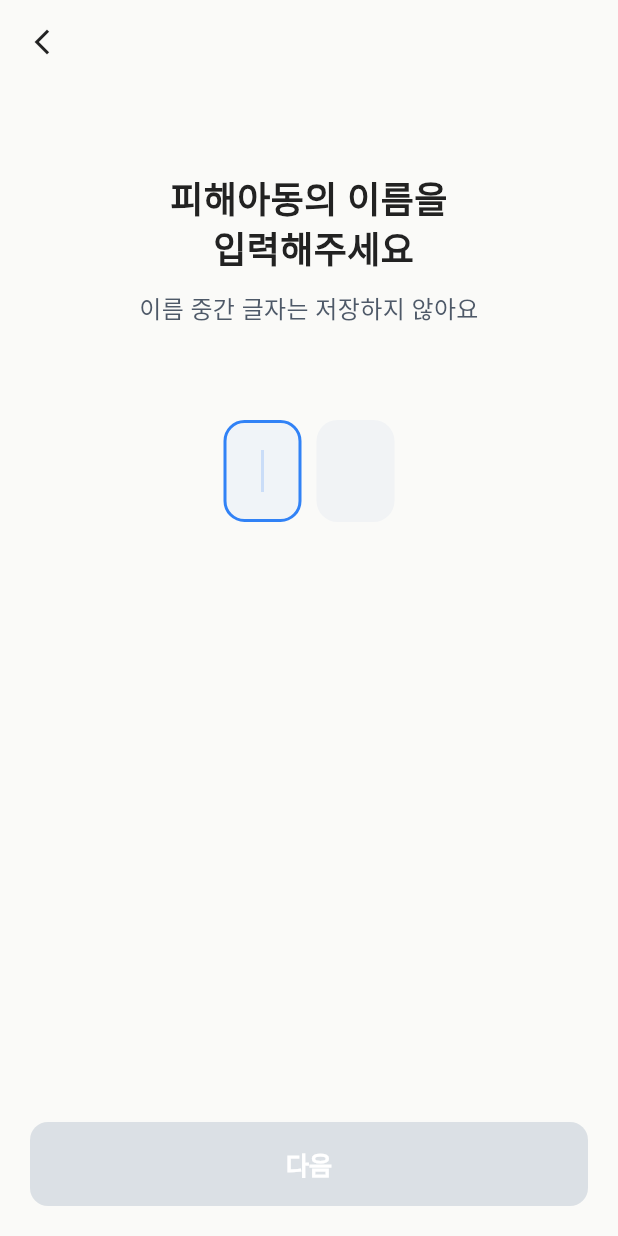
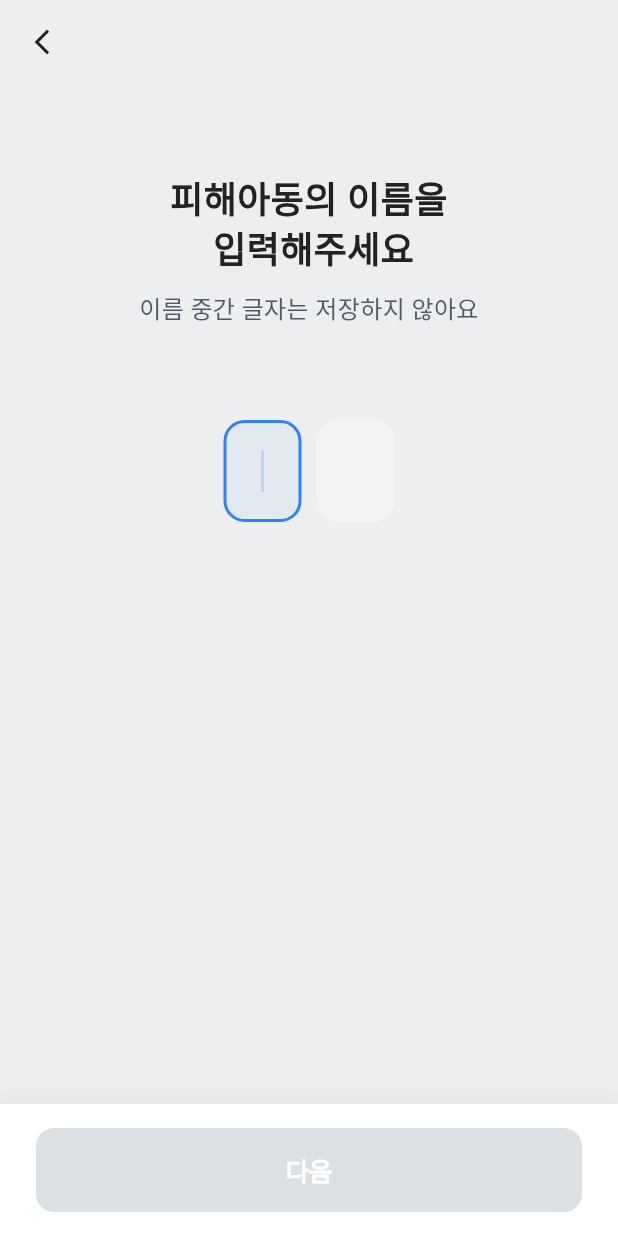
Before and after one commit to roddbstn/Dash-, a Flutter app: the screen it shows once a user with an empty profile is signed in, after a tap on "+ 사례 생성", on a phone screen of 412 x 824 dp. Run offline on Flutter 3.47's test engine with Material 3 defaults, Android fonts, the phone set to English and light mode, and no system bars; our stand-ins replace firebase_auth, firebase_core, firebase_messaging, flutter_local_notifications, google_sign_in, share_plus and 1 more; missing offline and left inert: encrypt; accounts and stored records are empty; network calls fail; Roboto replaces fonts that are missing (Pretendard).

Commit message:
feat: enhance UI interactions and layouts

```diff
--- a/dash_mobile/lib/api_service.dart
+++ b/dash_mobile/lib/api_service.dart
@@ -113,7 +113,6 @@ class ApiService {
 
   static Future<List<dynamic>> fetchRecords() async {
     final userId = await StorageService.getUserId();
-    if (userId == null) return [];
     try {
       final response = await http.get(Uri.parse('$baseUrl/records/user/$userId'));
       if (response.statusCode == 200) {
--- a/dash_mobile/lib/create_case_screen.dart
+++ b/dash_mobile/lib/create_case_screen.dart
@@ -157,9 +157,20 @@ class _CreateCaseScreenState extends State<CreateCaseScreen> with SingleTickerPr
         ),
       ),
     ),
-    bottomNavigationBar: SafeArea(
-        child: Padding(
-          padding: const EdgeInsets.fromLTRB(20, 0, 20, 20),
+      bottomNavigationBar: Container(
+        decoration: BoxDecoration(
+          color: Colors.white,
+          boxShadow: [
+            BoxShadow(
+              color: Colors.black.withValues(alpha: 0.05),
+              blurRadius: 10,
+              offset: const Offset(0, -4),
+            ),
+          ],
+        ),
+        child: SafeArea(
+          child: Padding(
+            padding: const EdgeInsets.fromLTRB(24, 16, 24, 16),
             child: DashButton(
               onTap: _isNextEnabled ? _handleNext : null,
               text: _currentStep == 1 ? '다음' : '저장',
@@ -167,7 +178,7 @@ class _CreateCaseScreenState extends State<CreateCaseScreen> with SingleTickerPr
               height: 56,
               borderRadius: 12,
             ),
-
+          ),
         ),
       ),
     );
--- a/dash_mobile/lib/home_screen.dart
+++ b/dash_mobile/lib/home_screen.dart
@@ -28,6 +28,7 @@ class _HomeScreenState extends State<HomeScreen> with WidgetsBindingObserver {
   List<dynamic> _cases = [];
   List<dynamic> _notifications = [];
   bool _isSelectionMode = false;
+  bool _isPlusPressed = false;
   final List<int> _selectedCaseIds = [];
 
   // Real-time event subscription
@@ -804,14 +805,10 @@ class _HomeScreenState extends State<HomeScreen> with WidgetsBindingObserver {
         scrolledUnderElevation: 0,
         centerTitle: false,
         titleSpacing: 20,
-        title: const Text(
-          'DASH',
-          style: TextStyle(
-            color: AppColors.primary,
-            fontWeight: FontWeight.w900,
-            fontSize: 22,
-            letterSpacing: -0.4,
-          ),
+        title: Image.asset(
+          'assets/icons/logo.png',
+          height: 28, // height can be adjusted later if needed
+          fit: BoxFit.contain,
         ),
       ),
       bottomNavigationBar: BottomNavigationBar(
@@ -1335,7 +1332,7 @@ class _HomeScreenState extends State<HomeScreen> with WidgetsBindingObserver {
             constraints: BoxConstraints(minHeight: constraints.maxHeight),
             child: IntrinsicHeight(
               child: Padding(
-                padding: const EdgeInsets.fromLTRB(20, 0, 20, 12),
+                padding: const EdgeInsets.fromLTRB(20, 16, 20, 12),
                 child: Column(
                   children: [
                     _InfoBanner(),
@@ -1349,38 +1346,36 @@ class _HomeScreenState extends State<HomeScreen> with WidgetsBindingObserver {
                             begin: Alignment.bottomCenter,
                             end: Alignment.topCenter,
                             colors: [
-                              const Color(0xFFC7E0FF).withValues(alpha: 0.25),
+                              const Color(0xFF90C2FF).withValues(alpha: 0.55),
                               Colors.white,
                             ],
-                            stops: const [0.0, 0.35],
+                            stops: const [0.0, 0.65],
                           ),
                           border: Border.all(
-                            color: AppColors.primary.withValues(alpha: 0.1),
-                            width: 1.2,
-                          ),
-                          boxShadow: [
-                            BoxShadow(
-                              color: AppColors.primary.withValues(
-                                alpha: 0.06,
-                              ),
-                              blurRadius: 24,
-                              offset: const Offset(0, 12),
-                            ),
-                          ],
+                            color: Colors.black.withValues(alpha: 0.05),
+                          ),
                         ),
                         child: Column(
                           mainAxisSize: MainAxisSize.min,
                           children: [
-                            Container(
+                            GestureDetector(
+                              onTapDown: (_) => setState(() => _isPlusPressed = true),
+                              onTapUp: (_) => setState(() => _isPlusPressed = false),
+                              onTapCancel: () => setState(() => _isPlusPressed = false),
+                              onTap: _showCaseSelectionModal,
+                              child: AnimatedScale(
+                                scale: _isPlusPressed ? 0.94 : 1.0,
+                                duration: const Duration(milliseconds: 100),
+                                curve: Curves.easeOutCubic,
+                                child: AnimatedContainer(
+                                  duration: const Duration(milliseconds: 100),
                                   padding: const EdgeInsets.all(14),
                                   decoration: BoxDecoration(
-                                color: Colors.white,
+                                    color: _isPlusPressed ? const Color(0xFFF2F4F6) : Colors.white,
                                     shape: BoxShape.circle,
-                                boxShadow: [
+                                    boxShadow: _isPlusPressed ? [] : [
                                       BoxShadow(
-                                    color: AppColors.primary.withValues(
-                                      alpha: 0.15,
-                                    ),
+                                        color: AppColors.primary.withValues(alpha: 0.15),
                                         blurRadius: 15,
                                         offset: const Offset(0, 4),
                                       ),
@@ -1390,6 +1385,8 @@ class _HomeScreenState extends State<HomeScreen> with WidgetsBindingObserver {
                                     Icons.add_circle_outline,
                                     color: AppColors.primary,
                                     size: 36,
+                                  ),
+                                ),
                               ),
                             ),
                             const SizedBox(height: 30),
@@ -1413,6 +1410,7 @@ class _HomeScreenState extends State<HomeScreen> with WidgetsBindingObserver {
                             style: TextStyle(
                               fontSize: 20,
                               fontWeight: FontWeight.w800,
+                              letterSpacing: -0.4,
                             ),
                           ),
                         ),
@@ -1519,10 +1517,9 @@ class _PressableCaseCardState extends State<_PressableCaseCard> {
           decoration: BoxDecoration(
             color: _isPressed ? const Color(0xFFF2F4F6) : Colors.white,
             borderRadius: BorderRadius.circular(20),
-            border: Border.all(
-              color: widget.isSelected ? AppColors.primary : AppColors.border,
-              width: widget.isSelected ? 2 : 1,
-            ),
+            border: widget.isSelected
+                ? Border.all(color: AppColors.primary, width: 2)
+                : Border.all(color: Colors.black.withValues(alpha: 0.05)),
             boxShadow: _isPressed ? [] : [
               BoxShadow(
                 color: Colors.black.withValues(alpha: 0.04),
@@ -1589,39 +1586,132 @@ class _PressableCaseCardState extends State<_PressableCaseCard> {
   }
 }
 
-class _InfoBanner extends StatelessWidget {
-
+class _InfoBanner extends StatefulWidget {
   const _InfoBanner();
+
+  @override
+  State<_InfoBanner> createState() => _InfoBannerState();
+}
+
+class _InfoBannerState extends State<_InfoBanner> {
+  bool _isLeftPressed = false;
+  bool _isRightPressed = false;
 
   @override
   Widget build(BuildContext context) {
-    return Container(
+    final bool isAnyPressed = _isLeftPressed || _isRightPressed;
+
+    return AnimatedScale(
+      scale: isAnyPressed ? 0.98 : 1.0,
+      duration: const Duration(milliseconds: 100),
+      curve: Curves.easeOutCubic,
+      child: AnimatedContainer(
+        duration: const Duration(milliseconds: 100),
         width: double.infinity,
-      padding: const EdgeInsets.symmetric(horizontal: 15, vertical: 18),
         decoration: BoxDecoration(
-        color: const Color(0xFFEDF3FB),
-        borderRadius: BorderRadius.circular(14),
-      ),
+          color: Colors.white,
+          borderRadius: BorderRadius.circular(20),
+          border: Border.all(color: Colors.black.withValues(alpha: 0.05)),
+          boxShadow: isAnyPressed ? [] : [
+            BoxShadow(
+              color: Colors.black.withValues(alpha: 0.04),
+              blurRadius: 10,
+              offset: const Offset(0, 4),
+            ),
+          ],
+        ),
+        child: IntrinsicHeight(
           child: Row(
             children: [
-          Icon(
-            Icons.lightbulb_outline_rounded,
-            size: 16,
-            color: AppColors.primary.withValues(alpha: 0.55),
-          ),
-          const SizedBox(width: 8),
-          const Expanded(
-            child: Text(
-              '앱에서 DB를 어떻게 작성하나요?',
+              // Left: 이용 안내
+              Expanded(
+                child: GestureDetector(
+                  onTapDown: (_) => setState(() => _isLeftPressed = true),
+                  onTapUp: (_) => setState(() => _isLeftPressed = false),
+                  onTapCancel: () => setState(() => _isLeftPressed = false),
+                  onTap: () {
+                    // TODO: 이용 안내 화면으로 이동
+                  },
+                  behavior: HitTestBehavior.opaque,
+                  child: AnimatedContainer(
+                    duration: const Duration(milliseconds: 100),
+                    decoration: BoxDecoration(
+                      color: _isLeftPressed ? const Color(0xFFF2F4F6) : Colors.white,
+                      borderRadius: const BorderRadius.only(
+                        topLeft: Radius.circular(20),
+                        bottomLeft: Radius.circular(20),
+                      ),
+                    ),
+                    padding: const EdgeInsets.symmetric(vertical: 22),
+                    child: Row(
+                      mainAxisAlignment: MainAxisAlignment.center,
+                      children: const [
+                        Text('📋', style: TextStyle(fontSize: 17)),
+                        SizedBox(width: 7),
+                        Text(
+                          '이용 안내',
                           style: TextStyle(
-                fontSize: 14,
-                fontWeight: FontWeight.w500,
-                color: Color.fromARGB(255, 80, 93, 109),
-                letterSpacing: -0.2,
-              ),
-            ),
-          ),
-        ],
+                            fontSize: 15,
+                            fontWeight: FontWeight.w600,
+                            color: Color(0xFF222222),
+                            letterSpacing: -0.3,
+                          ),
+                        ),
+                      ],
+                    ),
+                  ),
+                ),
+              ),
+              // Vertical divider
+              Padding(
+                padding: const EdgeInsets.symmetric(vertical: 12),
+                child: Container(
+                  width: 1,
+                  color: AppColors.bg, // 배경색과 동일한 색으로 변경
+                ),
+              ),
+              // Right: 개인 정보
+              Expanded(
+                child: GestureDetector(
+                  onTapDown: (_) => setState(() => _isRightPressed = true),
+                  onTapUp: (_) => setState(() => _isRightPressed = false),
+                  onTapCancel: () => setState(() => _isRightPressed = false),
+                  onTap: () {
+                    // TODO: 개인 정보 화면으로 이동
+                  },
+                  behavior: HitTestBehavior.opaque,
+                  child: AnimatedContainer(
+                    duration: const Duration(milliseconds: 100),
+                    decoration: BoxDecoration(
+                      color: _isRightPressed ? const Color(0xFFF2F4F6) : Colors.white,
+                      borderRadius: const BorderRadius.only(
+                        topRight: Radius.circular(20),
+                        bottomRight: Radius.circular(20),
+                      ),
+                    ),
+                    padding: const EdgeInsets.symmetric(vertical: 22),
+                    child: Row(
+                      mainAxisAlignment: MainAxisAlignment.center,
+                      children: const [
+                        Text('🔒', style: TextStyle(fontSize: 17)),
+                        SizedBox(width: 7),
+                        Text(
+                          '개인 정보',
+                          style: TextStyle(
+                            fontSize: 15,
+                            fontWeight: FontWeight.w600,
+                            color: Color(0xFF222222),
+                            letterSpacing: -0.3,
+                          ),
+                        ),
+                      ],
+                    ),
+                  ),
+                ),
+              ),
+            ],
+          ),
+        ),
       ),
     );
   }
@@ -1649,6 +1739,7 @@ class _SwipeableDraftCardState extends State<_SwipeableDraftCard>
   late Animation<double> _animation;
   double _dragOffset = 0;
   static const double _maxSwipe = 90.0;
+  bool _isCardPressed = false;
 
   @override
   void initState() {
@@ -1701,7 +1792,11 @@ class _SwipeableDraftCardState extends State<_SwipeableDraftCard>
       animation: _animation,
       builder: (context, child) {
         final offset = _controller.isAnimating ? _animation.value : _dragOffset;
-        return Container(
+        return AnimatedScale(
+          scale: _isCardPressed ? 0.98 : 1.0,
+          duration: const Duration(milliseconds: 100),
+          curve: Curves.easeOutCubic,
+          child: Container(
             margin: const EdgeInsets.only(bottom: 12),
             child: Stack(
               children: [
@@ -1740,18 +1835,22 @@ class _SwipeableDraftCardState extends State<_SwipeableDraftCard>
                 child: GestureDetector(
                   onHorizontalDragUpdate: _onHorizontalDragUpdate,
                   onHorizontalDragEnd: _onHorizontalDragEnd,
+                  onTapDown: (_) => setState(() => _isCardPressed = true),
+                  onTapUp: (_) => setState(() => _isCardPressed = false),
+                  onTapCancel: () => setState(() => _isCardPressed = false),
                   onTap: widget.onTap,
-                  child: Container(
+                  child: AnimatedContainer(
+                    duration: const Duration(milliseconds: 100),
                       padding: const EdgeInsets.all(20),
                       decoration: BoxDecoration(
-                      color: Colors.white,
+                        color: _isCardPressed ? const Color(0xFFF2F4F6) : Colors.white,
                         borderRadius: BorderRadius.circular(24),
-                      border: Border.all(color: const Color(0xFFF2F4F6)),
-                      boxShadow: [
+                        border: Border.all(color: Colors.black.withValues(alpha: 0.05)),
+                        boxShadow: _isCardPressed ? [] : [
                           BoxShadow(
                             color: Colors.black.withValues(alpha: 0.04),
-                          blurRadius: 16,
-                          offset: const Offset(0, 8),
+                            blurRadius: 10,
+                            offset: const Offset(0, 4),
                           ),
                         ],
                       ),
@@ -1844,8 +1943,9 @@ class _SwipeableDraftCardState extends State<_SwipeableDraftCard>
               ),
             ],
           ),
-        );
-      },
-    );
-  }
-}
+          ),
+        );
+      },
+    );
+  }
+}
--- a/dash_mobile/lib/login_screen.dart
+++ b/dash_mobile/lib/login_screen.dart
@@ -2,7 +2,6 @@ import 'package:flutter/material.dart';
 import 'package:firebase_auth/firebase_auth.dart';
 import 'package:google_sign_in/google_sign_in.dart';
 import 'package:dash_mobile/theme.dart';
-import 'package:dash_mobile/home_screen.dart';
 
 class LoginScreen extends StatefulWidget {
   const LoginScreen({super.key});
--- a/dash_mobile/lib/theme.dart
+++ b/dash_mobile/lib/theme.dart
@@ -3,7 +3,7 @@ import 'package:flutter/material.dart';
 class AppColors {
   static const Color primary = Color(0xFF3182F6);
   static const Color primaryLight = Color(0xFFE8F3FF);
-  static const Color bg = Color(0xFFFAFAF8);
+  static const Color bg = Color(0xFFECEEF0);
   static const Color card = Color(0xFFFFFFFF);
   static const Color textMain = Color(0xFF222222);
   static const Color textSub = Color(0xFF4E5968);
```
Also changed, not shown: dash_mobile/lib/form_screen.dart (+27 -6 lines). Lines whose indentation alone changed are shown as unchanged.
